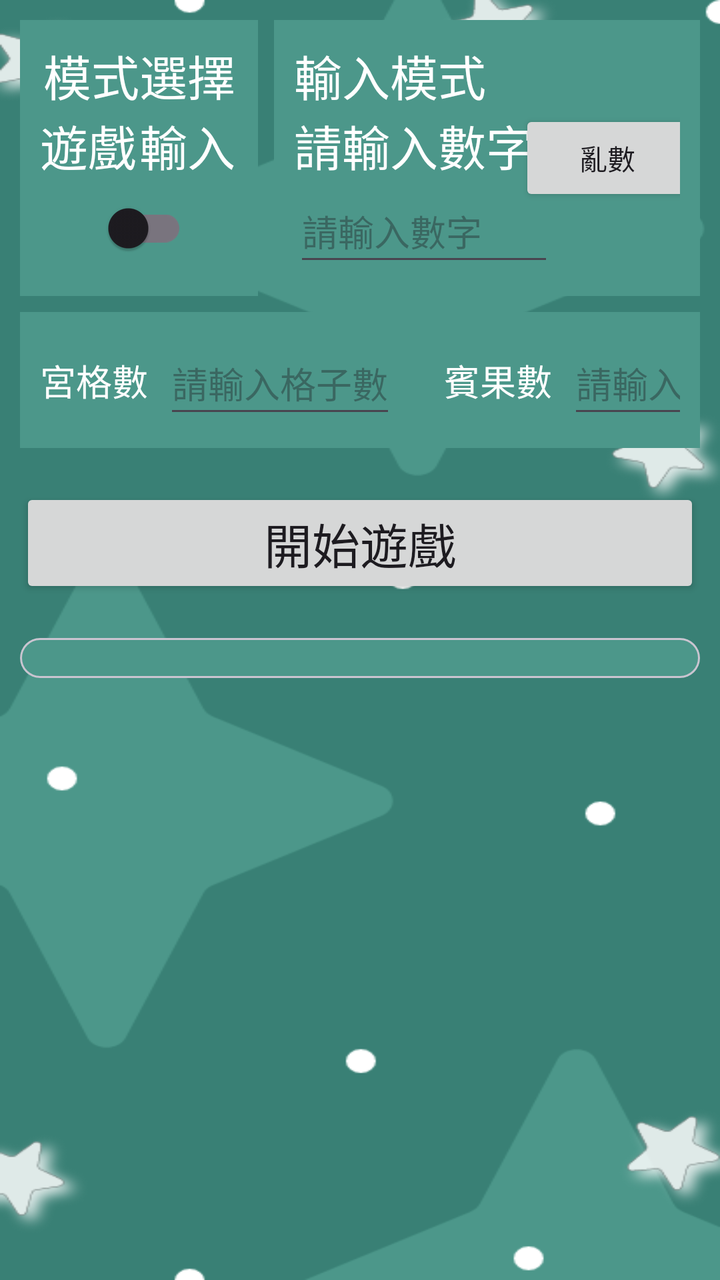
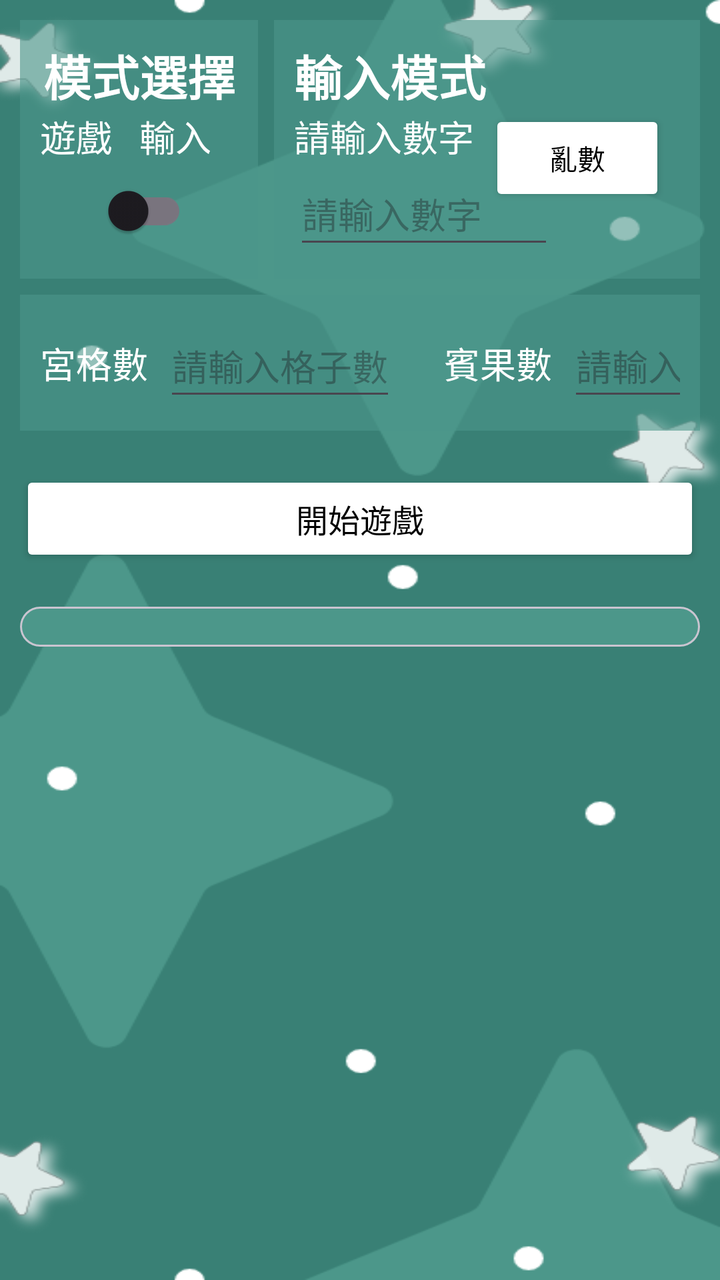

Before-and-after screenshots of an Android layout around one commit, followed by the original layout XML and the change that was made.
<!-- AndroidManifest.xml: application theme Theme.Bingo_V2 -->
<!-- res/layout/activity_main.xml -->
<?xml version="1.0" encoding="utf-8"?>
<androidx.constraintlayout.widget.ConstraintLayout xmlns:android="http://schemas.android.com/apk/res/android"
    xmlns:app="http://schemas.android.com/apk/res-auto"
    xmlns:tools="http://schemas.android.com/tools"
    android:id="@+id/main"
    android:layout_width="match_parent"
    android:layout_height="match_parent"
    android:padding="10dp"
    android:background="@drawable/star"
    tools:context=".MainActivity">

    <androidx.constraintlayout.widget.Guideline
        android:id="@+id/vertical_guideline1"
        android:layout_width="match_parent"
        android:layout_height="wrap_content"
        android:orientation="vertical"
        app:layout_constraintGuide_percent="0.35" />

    <androidx.constraintlayout.widget.ConstraintLayout
        android:id="@+id/modePanel"
        android:layout_width="0dp"
        android:layout_height="wrap_content"
        android:background="#4c978a"
        android:padding="10dp"
        app:layout_constraintTop_toTopOf="parent"
        app:layout_constraintEnd_toStartOf="@id/vertical_guideline1"
        app:layout_constraintStart_toStartOf="parent"
        app:layout_constraintHorizontal_chainStyle="packed">

        <TextView
            android:id="@+id/modeSelect"
            android:layout_width="wrap_content"
            android:layout_height="wrap_content"
            android:text="@string/mode_select"
            android:textSize="24sp"
            android:textColor="@color/white"
            app:layout_constraintStart_toStartOf="parent"
            app:layout_constraintEnd_toEndOf="parent"
            app:layout_constraintTop_toTopOf="parent"/>

        <TextView
            android:id="@+id/gameMode"
            android:layout_width="0dp"
            android:layout_height="wrap_content"
            android:text="@string/game_mode"
            android:textSize="24sp"
            android:textColor="@color/white"
            app:layout_constraintTop_toBottomOf="@id/modeSelect"
            app:layout_constraintStart_toStartOf="parent"
            app:layout_constraintEnd_toStartOf="@id/inputMode"
            app:layout_constraintHorizontal_chainStyle="packed"/>

        <TextView
            android:id="@+id/inputMode"
            android:layout_width="0dp"
            android:layout_height="wrap_content"
            android:text="@string/input_mode"
            android:textSize="24sp"
            android:textColor="@color/white"
            android:textAlignment="textEnd"
            app:layout_constraintStart_toEndOf="@id/gameMode"
            app:layout_constraintTop_toBottomOf="@id/modeSelect"
            app:layout_constraintEnd_toEndOf="parent"/>

        <androidx.appcompat.widget.SwitchCompat
            android:id="@+id/modeSwitch"
            android:layout_width="wrap_content"
            android:layout_height="wrap_content"
            app:layout_constraintTop_toBottomOf="@id/gameMode"
            app:layout_constraintStart_toStartOf="parent"
            app:layout_constraintEnd_toEndOf="parent"/>

    </androidx.constraintlayout.widget.ConstraintLayout>

    <androidx.constraintlayout.widget.ConstraintLayout
        android:id="@+id/inputPanel"
        android:layout_width="0dp"
        android:layout_height="wrap_content"
        android:layout_marginStart="8dp"
        android:background="#4c978a"
        android:padding="10dp"
        app:layout_constraintTop_toTopOf="parent"
        app:layout_constraintStart_toEndOf="@id/vertical_guideline1"
        app:layout_constraintEnd_toEndOf="parent">

        <TextView
            android:id="@+id/inputSelect"
            android:layout_width="wrap_content"
            android:layout_height="wrap_content"
            android:text="@string/input_select"
            android:textSize="24sp"
            android:textColor="@color/white"
            app:layout_constraintStart_toStartOf="parent"
            app:layout_constraintTop_toTopOf="parent"/>

        <TextView
            android:id="@+id/inputNum"
            android:layout_width="wrap_content"
            android:layout_height="wrap_content"
            android:text="@string/input_num"
            android:textSize="24sp"
            android:textColor="@color/white"
            app:layout_constraintTop_toBottomOf="@id/inputSelect"
            app:layout_constraintStart_toStartOf="parent"
            />

        <EditText
            android:id="@+id/editNum"
            android:layout_width="130dp"
            android:layout_height="48dp"
            android:inputType="text"
            android:hint="@string/input_num"
            android:textColor="@color/white"
            app:layout_constraintStart_toStartOf="parent"
            app:layout_constraintTop_toBottomOf="@id/inputNum"
            app:layout_constraintBottom_toBottomOf="parent"
            tools:ignore="autoFill"/>

        <Button
            android:id="@+id/randomBtn"
            android:layout_width="wrap_content"
            android:layout_height="wrap_content"
            android:text="@string/random_btn"
            app:layout_constraintTop_toBottomOf="@id/inputSelect"
            app:layout_constraintStart_toEndOf="@id/inputNum"
            app:layout_constraintEnd_toEndOf="parent"/>

    </androidx.constraintlayout.widget.ConstraintLayout>

    <androidx.constraintlayout.widget.ConstraintLayout
        android:id="@+id/winValid"
        android:layout_width="0dp"
        android:layout_height="wrap_content"
        android:background="#4c978a"
        android:padding="10dp"
        android:layout_marginTop="8dp"
        app:layout_constraintTop_toBottomOf="@id/barrier1"
        app:layout_constraintStart_toStartOf="parent"
        app:layout_constraintEnd_toEndOf="parent">

        <TextView
            android:id="@+id/gridSizeLabel"
            android:layout_width="0dp"
            android:layout_height="wrap_content"
            android:text="@string/bingo_row_count_label"
            android:textSize="18sp"
            android:textColor="@color/white"
            app:layout_constraintTop_toTopOf="parent"
            app:layout_constraintBottom_toBottomOf="parent"
            app:layout_constraintStart_toStartOf="parent"/>

        <EditText
            android:id="@+id/editGridSize"
            android:layout_width="0dp"
            android:layout_height="48dp"
            android:inputType="number"
            android:hint="@string/input_bingo_count"
            android:textColor="@color/white"
            android:layout_marginStart="8dp"
            app:layout_constraintTop_toTopOf="parent"
            app:layout_constraintBottom_toBottomOf="parent"
            app:layout_constraintStart_toEndOf="@id/gridSizeLabel"
            tools:ignore="autoFill"/>

        <TextView
            android:id="@+id/bingoCountLabel"
            android:layout_width="0dp"
            android:layout_height="wrap_content"
            android:text="@string/bingo_count_label"
            android:textSize="18sp"
            android:textColor="@color/white"
            android:layout_marginStart="24dp"
            app:layout_constraintTop_toTopOf="parent"
            app:layout_constraintBottom_toBottomOf="parent"
            app:layout_constraintStart_toEndOf="@id/editGridSize"/>

        <EditText
            android:id="@+id/editBingoCount"
            android:layout_width="0dp"
            android:layout_height="48dp"
            android:inputType="number"
            android:hint="@string/edit_bingo_count"
            android:textColor="@color/white"
            android:layout_marginStart="8dp"
            app:layout_constraintTop_toTopOf="parent"
            app:layout_constraintBottom_toBottomOf="parent"
            app:layout_constraintStart_toEndOf="@id/bingoCountLabel"
            tools:ignore="autoFill"/>

    </androidx.constraintlayout.widget.ConstraintLayout>

    <androidx.constraintlayout.widget.ConstraintLayout
        android:id="@+id/start_game"
        android:layout_width="0dp"
        android:layout_height="wrap_content"
        android:layout_marginTop="20dp"
        app:layout_constraintStart_toStartOf="parent"
        app:layout_constraintEnd_toEndOf="parent"
        app:layout_constraintTop_toBottomOf="@id/winValid"
        >

        <Button
            android:id="@+id/startGameBtn"
            android:layout_width="match_parent"
            android:layout_height="wrap_content"
            android:text="@string/start_game"
            android:textSize="24sp"
            app:layout_constraintStart_toStartOf="parent"
            app:layout_constraintEnd_toEndOf="parent"
            app:layout_constraintTop_toTopOf="parent"/>

    </androidx.constraintlayout.widget.ConstraintLayout>

    <androidx.constraintlayout.widget.Barrier
        android:id="@+id/barrier1"
        android:layout_width="wrap_content"
        android:layout_height="wrap_content"
        app:barrierDirection="bottom"
        app:constraint_referenced_ids="modePanel,inputPanel"/>

    <com.google.android.material.card.MaterialCardView
        android:layout_width="match_parent"
        android:layout_height="wrap_content"
        app:cardCornerRadius="16dp"
        app:cardElevation="0dp"
        android:layout_marginTop="20dp"
        app:layout_constraintTop_toBottomOf="@id/start_game"
        app:layout_constraintStart_toStartOf="parent"
        app:layout_constraintEnd_toEndOf="parent">

        <GridLayout
            android:id="@+id/gridLayout"
            android:layout_width="match_parent"
            android:layout_height="wrap_content"
            android:columnCount="3"
            android:rowCount="3"
            android:background="#4c978a"
            android:padding="10dp"/>

    </com.google.android.material.card.MaterialCardView>

</androidx.constraintlayout.widget.ConstraintLayout>
<!-- resources referenced by this layout -->
<resources>
  <color name="white">#FFFFFFFF</color>
  <!-- drawable star: png bitmap (drawable, 44713 bytes) -->
  <string name="bingo_count_label">賓果數</string>
  <string name="bingo_row_count_label">宮格數</string>
  <string name="edit_bingo_count">請輸入賓果數</string>
  <string name="game_mode">遊戲</string>
  <string name="input_bingo_count">請輸入格子數</string>
  <string name="input_mode">輸入</string>
  <string name="input_num">請輸入數字</string>
  <string name="input_select">輸入模式</string>
  <string name="mode_select">模式選擇</string>
  <string name="random_btn">亂數</string>
  <string name="start_game">開始遊戲</string>
  <style name="Theme.Bingo_V2" parent="Base.Theme.Bingo_V2" />
  <style name="Base.Theme.Bingo_V2" parent="Theme.Material3.DayNight.NoActionBar">
          
          
      </style>
</resources>

<!-- the commit's change to res/layout/activity_main.xml (unified diff, before → after) -->
@@ -20,8 +20,9 @@
         android:id="@+id/modePanel"
         android:layout_width="0dp"
         android:layout_height="wrap_content"
-        android:background="#4c978a"
+        android:background="#994c978a"
         android:padding="10dp"
+
         app:layout_constraintTop_toTopOf="parent"
         app:layout_constraintEnd_toStartOf="@id/vertical_guideline1"
         app:layout_constraintStart_toStartOf="parent"
@@ -33,6 +34,7 @@
             android:layout_height="wrap_content"
             android:text="@string/mode_select"
             android:textSize="24sp"
+            android:textStyle="bold"
             android:textColor="@color/white"
             app:layout_constraintStart_toStartOf="parent"
             app:layout_constraintEnd_toEndOf="parent"
@@ -43,7 +45,7 @@
             android:layout_width="0dp"
             android:layout_height="wrap_content"
             android:text="@string/game_mode"
-            android:textSize="24sp"
+            android:textSize="18sp"
             android:textColor="@color/white"
             app:layout_constraintTop_toBottomOf="@id/modeSelect"
             app:layout_constraintStart_toStartOf="parent"
@@ -55,7 +57,7 @@
             android:layout_width="0dp"
             android:layout_height="wrap_content"
             android:text="@string/input_mode"
-            android:textSize="24sp"
+            android:textSize="18sp"
             android:textColor="@color/white"
             android:textAlignment="textEnd"
             app:layout_constraintStart_toEndOf="@id/gameMode"
@@ -77,7 +79,7 @@
         android:layout_width="0dp"
         android:layout_height="wrap_content"
         android:layout_marginStart="8dp"
-        android:background="#4c978a"
+        android:background="#994c978a"
         android:padding="10dp"
         app:layout_constraintTop_toTopOf="parent"
         app:layout_constraintStart_toEndOf="@id/vertical_guideline1"
@@ -89,6 +91,7 @@
             android:layout_height="wrap_content"
             android:text="@string/input_select"
             android:textSize="24sp"
+            android:textStyle="bold"
             android:textColor="@color/white"
             app:layout_constraintStart_toStartOf="parent"
             app:layout_constraintTop_toTopOf="parent"/>
@@ -98,7 +101,7 @@
             android:layout_width="wrap_content"
             android:layout_height="wrap_content"
             android:text="@string/input_num"
-            android:textSize="24sp"
+            android:textSize="18sp"
             android:textColor="@color/white"
             app:layout_constraintTop_toBottomOf="@id/inputSelect"
             app:layout_constraintStart_toStartOf="parent"
@@ -121,6 +124,9 @@
             android:layout_width="wrap_content"
             android:layout_height="wrap_content"
             android:text="@string/random_btn"
+            android:textColor="@android:color/black"
+            app:backgroundTint="@android:color/white"
+            app:cornerRadius="50dp"
             app:layout_constraintTop_toBottomOf="@id/inputSelect"
             app:layout_constraintStart_toEndOf="@id/inputNum"
             app:layout_constraintEnd_toEndOf="parent"/>
@@ -131,7 +137,7 @@
         android:id="@+id/winValid"
         android:layout_width="0dp"
         android:layout_height="wrap_content"
-        android:background="#4c978a"
+        android:background="#994c978a"
         android:padding="10dp"
         android:layout_marginTop="8dp"
         app:layout_constraintTop_toBottomOf="@id/barrier1"
@@ -204,7 +210,10 @@
             android:layout_width="match_parent"
             android:layout_height="wrap_content"
             android:text="@string/start_game"
-            android:textSize="24sp"
+            android:textSize="16sp"
+            android:textColor="@android:color/black"
+            app:backgroundTint="@android:color/white"
+            app:cornerRadius="50dp"
             app:layout_constraintStart_toStartOf="parent"
             app:layout_constraintEnd_toEndOf="parent"
             app:layout_constraintTop_toTopOf="parent"/>
